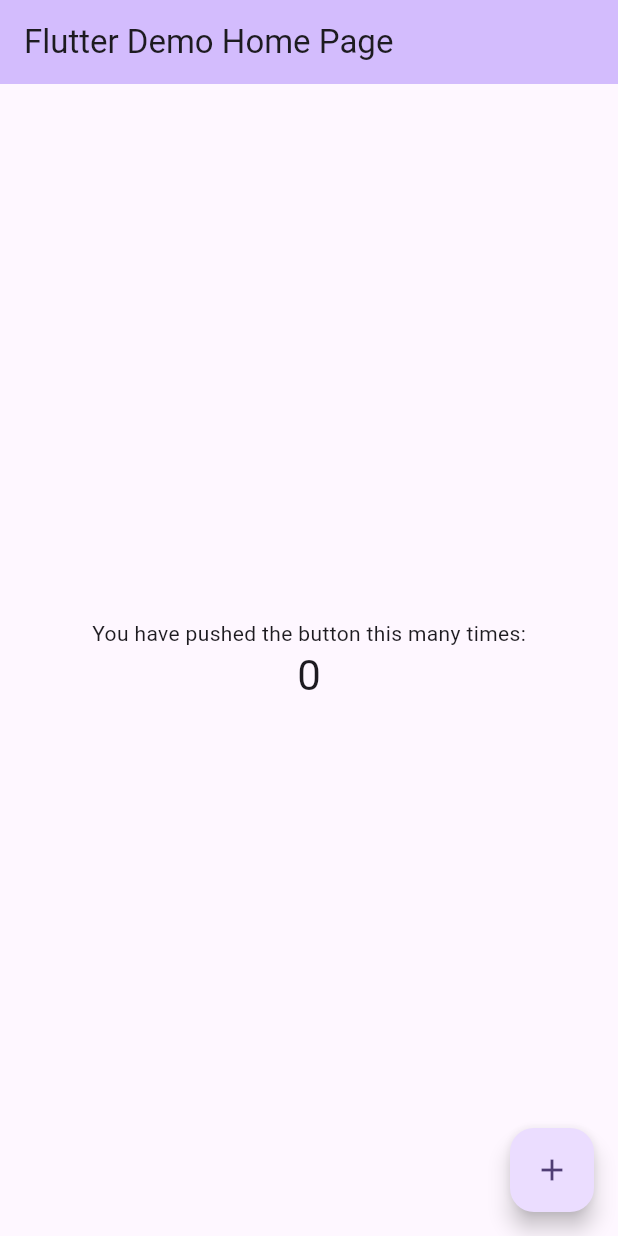
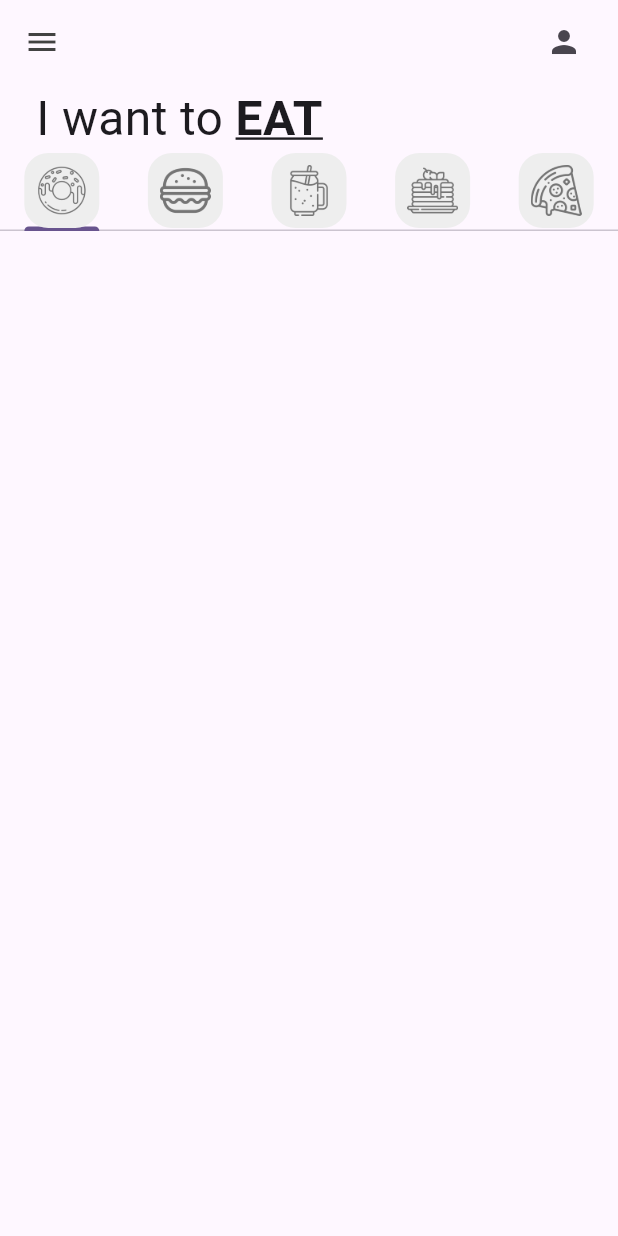
Before and after one commit to Yomyom25/donut_app_8sc, a Flutter app: the screen it shows after launch, on a phone screen of 412 x 824 dp. Run offline on Flutter 3.47's test engine with Material 3 defaults, Android fonts, the phone set to English and light mode, and no system bars.

Commit message:
Tabs Añadidos

```diff
--- a/lib/main.dart
+++ b/lib/main.dart
@@ -1,3 +1,4 @@
+import 'package:donut_app_8sc/pages/home_page.dart';
 import 'package:flutter/material.dart';
 
 void main() {
@@ -11,115 +12,14 @@
   @override
   Widget build(BuildContext context) {
     return MaterialApp(
+      debugShowCheckedModeBanner: false,
       title: 'Flutter Demo',
       theme: ThemeData(
-        // This is the theme of your application.
-        //
-        // TRY THIS: Try running your application with "flutter run". You'll see
-        // the application has a purple toolbar. Then, without quitting the app,
-        // try changing the seedColor in the colorScheme below to Colors.green
-        // and then invoke "hot reload" (save your changes or press the "hot
-        // reload" button in a Flutter-supported IDE, or press "r" if you used
-        // the command line to start the app).
-        //
-        // Notice that the counter didn't reset back to zero; the application
-        // state is not lost during the reload. To reset the state, use hot
-        // restart instead.
-        //
-        // This works for code too, not just values: Most code changes can be
-        // tested with just a hot reload.
+
         colorScheme: ColorScheme.fromSeed(seedColor: Colors.deepPurple),
         useMaterial3: true,
       ),
-      home: const MyHomePage(title: 'Flutter Demo Home Page'),
+      home: const HomePage(title: 'Flutter Demo Home Page'),
     );
   }
 }
-
-class MyHomePage extends StatefulWidget {
-  const MyHomePage({super.key, required this.title});
-
-  // This widget is the home page of your application. It is stateful, meaning
-  // that it has a State object (defined below) that contains fields that affect
-  // how it looks.
-
-  // This class is the configuration for the state. It holds the values (in this
-  // case the title) provided by the parent (in this case the App widget) and
-  // used by the build method of the State. Fields in a Widget subclass are
-  // always marked "final".
-
-  final String title;
-
-  @override
-  State<MyHomePage> createState() => _MyHomePageState();
-}
-
-class _MyHomePageState extends State<MyHomePage> {
-  int _counter = 0;
-
-  void _incrementCounter() {
-    setState(() {
-      // This call to setState tells the Flutter framework that something has
-      // changed in this State, which causes it to rerun the build method below
-      // so that the display can reflect the updated values. If we changed
-      // _counter without calling setState(), then the build method would not be
-      // called again, and so nothing would appear to happen.
-      _counter++;
-    });
-  }
-
-  @override
-  Widget build(BuildContext context) {
-    // This method is rerun every time setState is called, for instance as done
-    // by the _incrementCounter method above.
-    //
-    // The Flutter framework has been optimized to make rerunning build methods
-    // fast, so that you can just rebuild anything that needs updating rather
-    // than having to individually change instances of widgets.
-    return Scaffold(
-      appBar: AppBar(
-        // TRY THIS: Try changing the color here to a specific color (to
-        // Colors.amber, perhaps?) and trigger a hot reload to see the AppBar
-        // change color while the other colors stay the same.
-        backgroundColor: Theme.of(context).colorScheme.inversePrimary,
-        // Here we take the value from the MyHomePage object that was created by
-        // the App.build method, and use it to set our appbar title.
-        title: Text(widget.title),
-      ),
-      body: Center(
-        // Center is a layout widget. It takes a single child and positions it
-        // in the middle of the parent.
-        child: Column(
-          // Column is also a layout widget. It takes a list of children and
-          // arranges them vertically. By default, it sizes itself to fit its
-          // children horizontally, and tries to be as tall as its parent.
-          //
-          // Column has various properties to control how it sizes itself and
-          // how it positions its children. Here we use mainAxisAlignment to
-          // center the children vertically; the main axis here is the vertical
-          // axis because Columns are vertical (the cross axis would be
-          // horizontal).
-          //
-          // TRY THIS: Invoke "debug painting" (choose the "Toggle Debug Paint"
-          // action in the IDE, or press "p" in the console), to see the
-          // wireframe for each widget.
-          mainAxisAlignment: MainAxisAlignment.center,
-          children: <Widget>[
-            const Text(
-              'You have pushed the button this many times:',
-            ),
-            Text(
-              '$_counter',
-              style: Theme.of(context).textTheme.headlineMedium,
-            ),
-          ],
-        ),
-      ),
-      floatingActionButton: FloatingActionButton(
-        onPressed: _incrementCounter,
-        tooltip: 'Increment',
-        child: const Icon(Icons.add),
-      ), // This trailing comma makes auto-formatting nicer for build methods.
-    );
-  }
-}
--- /dev/null
+++ b/lib/pages/home_page.dart
@@ -0,0 +1,68 @@
+import 'package:donut_app_8sc/utils/my_tab.dart';
+import 'package:flutter/material.dart';
+
+class HomePage extends StatefulWidget {
+  const HomePage({super.key, required String title});
+
+  @override
+  State<HomePage> createState() => _HomePageState();
+}
+class _HomePageState extends State<HomePage> {
+
+  List<Widget> myTabs = [
+  //Donut Tab
+    const MyTab(iconPath: 'lib/icons/donut.png', ),
+  //Burguer Tab
+    const MyTab(iconPath: 'lib/icons/burger.png', ),
+  //Smootie Tab
+    const MyTab(iconPath: 'lib/icons/smoothie.png', ),
+  //Pancake Tab
+        const MyTab(iconPath: 'lib/icons/pancakes.png', ),
+  //Pizza Tab
+        const MyTab(iconPath: 'lib/icons/pizza.png', )
+  ];
+
+  @override
+  Widget build(BuildContext context) {
+    return DefaultTabController(
+      length: 5,
+      child: Scaffold(
+        appBar: AppBar(
+          backgroundColor: Colors.transparent,
+          leading: Icon(
+            Icons.menu, color:
+            Colors.grey[800],),
+              actions: [Padding(
+                //Le da padding a la derecha
+                padding: const EdgeInsets.only(right: 12.0),
+                child: IconButton(onPressed: (){}, icon: Icon(Icons.person)),
+              )
+              ],
+              ),
+              body: Column(
+                children: [
+                  //TEXTO I WANT TO EAT
+                  const Padding(
+                    padding: EdgeInsets.only(left: 24.0),
+                    child: Row(
+                      children: [
+                        Text("I want to ",
+                        style: TextStyle(fontSize: 32),
+                        ),
+                        Text("EAT",
+                        style: TextStyle(fontSize: 32,
+                        fontWeight: FontWeight.bold,
+                        decoration: TextDecoration.underline),
+                        ),
+                      ],
+                    ),
+                  ),
+                //Tab Bar
+                TabBar(tabs: myTabs )
+                //Tab Bar View
+                ],
+                ),
+      ),
+    );
+  }
+}
--- /dev/null
+++ b/lib/utils/my_tab.dart
@@ -0,0 +1,23 @@
+import 'package:flutter/material.dart';
+
+class MyTab extends StatelessWidget {
+  //ruta del archivo del icono
+  final String iconPath;
+  const MyTab({super.key, required this.iconPath});
+
+  @override
+  Widget build(BuildContext context) {
+    return Tab(
+      height: 50,
+      child: Container(
+        padding: const EdgeInsets.all(8),
+        decoration: BoxDecoration(
+          color: Colors.grey[200],
+          borderRadius: BorderRadius.circular(16),
+        ),
+        child: Image.asset(iconPath,
+        color: Colors.grey[600],),
+      ),
+    );
+  }
+}
--- a/pubspec.yaml
+++ b/pubspec.yaml
@@ -59,9 +59,9 @@
   uses-material-design: true
 
   # To add assets to your application, add an assets section, like this:
-  # assets:
-  #   - images/a_dot_burr.jpeg
-  #   - images/a_dot_ham.jpeg
+  assets:
+  - lib/images/
+  - lib/icons/
 
   # An image asset can refer to one or more resolution-specific "variants", see
   # https://flutter.dev/assets-and-images/#resolution-aware
```
Also changed, not shown: lib/icons/burger.png (added), lib/icons/donut.png (added), lib/icons/pancakes.png (added), lib/icons/pizza.png (added), lib/icons/smoothie.png (added), lib/images/chocolate_donut.png (added), lib/images/grape_donut.png (added), lib/images/icecream_donut.png (added), lib/images/strawberry_donut.png (added).
